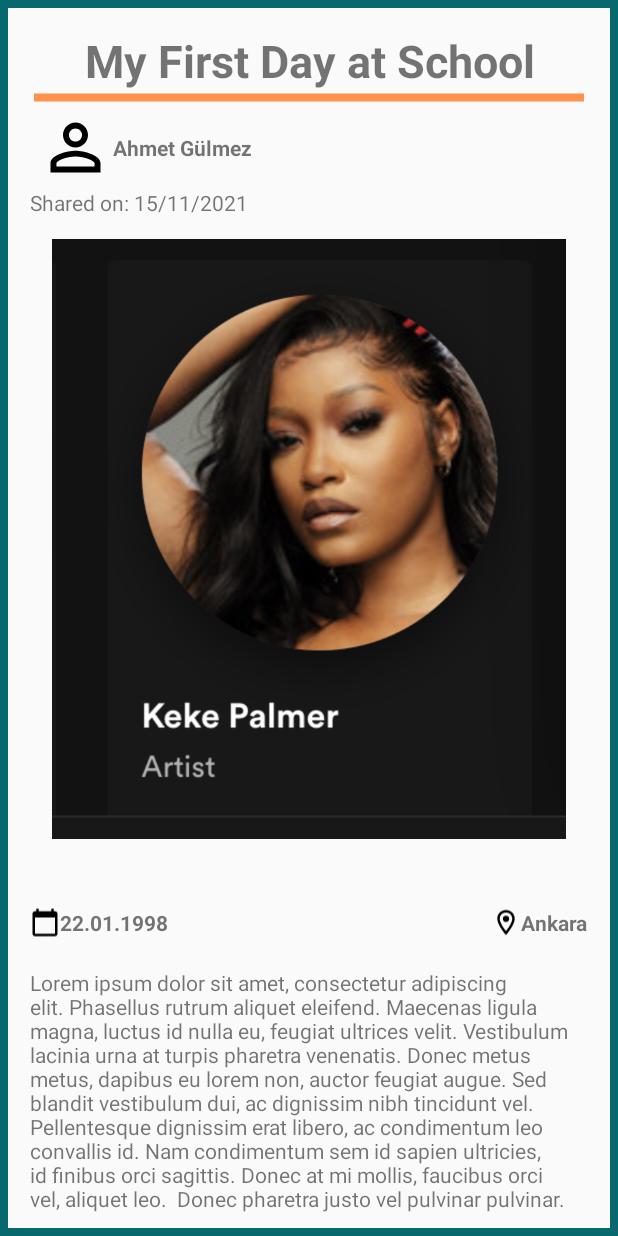
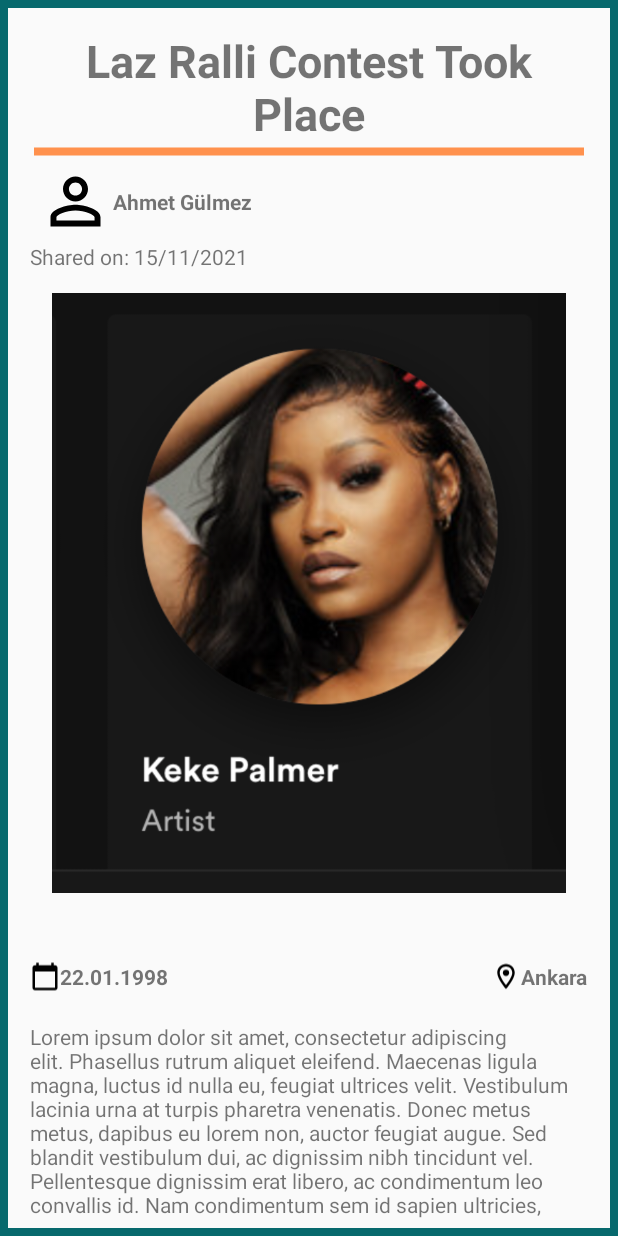
Before and after one commit to bounswe/2021SpringGroup9, an Android app: the layout single_post.xml on its own in the app's theme, with its tools: preview values and no code run, on a phone screen of 412 x 824 dp. Run offline under Robolectric (Android 15) with nearby library versions, the phone set to English and light mode, and no system bars.

Commit message:
Fixed the issue with titles overflowing and images not fitting

```diff
--- a/postory/android/Postory/app/src/main/java/com/example/postory/activities/CreatePostActivity.java
+++ b/postory/android/Postory/app/src/main/java/com/example/postory/activities/CreatePostActivity.java
@@ -213,7 +213,7 @@
                                     .addFormDataPart("owner", nicknameEditText.getText().toString())
                                     .addFormDataPart("locations", locationEditText.getText().toString())
                                     .addFormDataPart("storyDate", formatToDate.format(formatFromString.parse(dateEditText.getText().toString())))
-                                    .addFormDataPart("tags", "fun")
+                                    .addFormDataPart("tags", tagEditText.getText().toString())
                                     .addFormDataPart("images", file.getName(), RequestBody.create(MediaType.parse("image/jpeg"), file))
                                     .build();
                         } catch (ParseException e) {
@@ -297,7 +297,7 @@
                                     .addFormDataPart("owner", nicknameEditText.getText().toString())
                                     .addFormDataPart("locations", locationEditText.getText().toString())
                                     .addFormDataPart("storyDate", formatToDate.format(formatFromString.parse(dateEditText.getText().toString())))
-                                    .addFormDataPart("tags", "fun")
+                                    .addFormDataPart("tags", tagEditText.getText().toString())
                                     .addFormDataPart("images", file.getName(), RequestBody.create(MediaType.parse("image/jpeg"), file))
                                     .build();
                         } catch (ParseException e) {
--- a/postory/android/Postory/app/src/main/java/com/example/postory/adapters/PostAdapter.java
+++ b/postory/android/Postory/app/src/main/java/com/example/postory/adapters/PostAdapter.java
@@ -21,6 +21,7 @@
 import androidx.recyclerview.widget.LinearLayoutManager;
 import androidx.recyclerview.widget.RecyclerView;
 import com.bumptech.glide.Glide;
+import com.bumptech.glide.request.RequestOptions;
 import com.example.postory.R;
 import com.example.postory.activities.CreatePostActivity;
 import com.example.postory.activities.MainActivity;
@@ -102,6 +103,7 @@
                     .with(getContext())
                     .load(post.getImages().get(0))
                     .placeholder(R.drawable.placeholder)
+                    .apply(new RequestOptions().override(400,400))
                     .centerCrop()
                     .into(postPicture);
         }
--- a/postory/android/Postory/app/src/main/res/layout/activity_create_post.xml
+++ b/postory/android/Postory/app/src/main/res/layout/activity_create_post.xml
@@ -1,4 +1,7 @@
 <?xml version="1.0" encoding="utf-8"?>
+<ScrollView android:layout_width="match_parent"
+    android:layout_height="match_parent"
+    xmlns:android="http://schemas.android.com/apk/res/android">
     <LinearLayout xmlns:android="http://schemas.android.com/apk/res/android"
         android:layout_width="match_parent"
         android:layout_height="match_parent"
@@ -150,3 +153,5 @@
             android:background="@color/colorPrimary"
             android:text="@string/send"></Button>
     </LinearLayout>
+
+</ScrollView>
--- a/postory/android/Postory/app/src/main/res/layout/single_post.xml
+++ b/postory/android/Postory/app/src/main/res/layout/single_post.xml
@@ -11,9 +11,9 @@
     <TextView
         android:id="@+id/op_title_field"
         android:layout_width="match_parent"
-        android:layout_height="40dp"
+        android:layout_height="wrap_content"
         android:layout_gravity="center_vertical|center_horizontal"
-        android:text="My First Day at School"
+        android:text="Laz Ralli Contest Took Place"
         android:textAlignment="center"
         android:textSize="30sp"
         android:textStyle="bold"></TextView>
```
Lines whose indentation alone changed are shown as unchanged.
